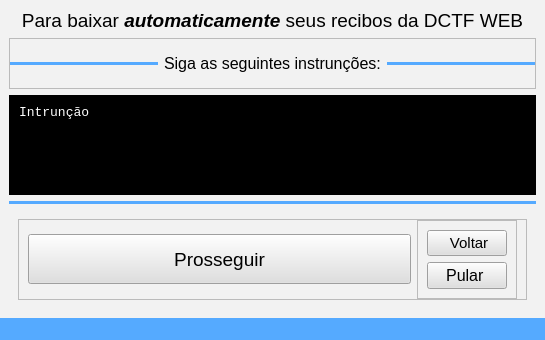
Sl3nc/Downloader_DCTF, file src/ui/window_downloader-dctf.ui: the form before one commit.
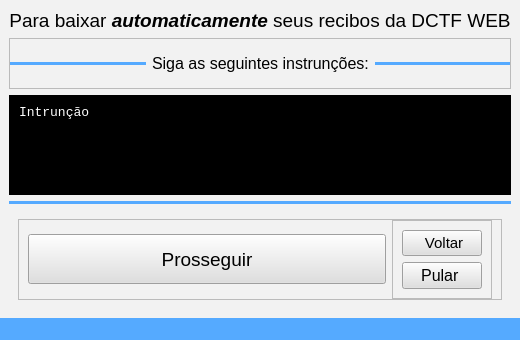
The form after the commit. Icons and pictures are not drawn.

Commit message: init auto GUI

What changed in the file:
```diff
--- a/src/ui/window_downloader-dctf.ui
+++ b/src/ui/window_downloader-dctf.ui
@@ -6,10 +6,16 @@
    <rect>
     <x>0</x>
     <y>0</y>
-    <width>545</width>
+    <width>500</width>
     <height>340</height>
    </rect>
   </property>
+  <property name="maximumSize">
+   <size>
+    <width>500</width>
+    <height>340</height>
+   </size>
+  </property>
   <property name="windowTitle">
    <string>Downloader DCTF WEB</string>
   </property>
```
Left out of the diff: 2 changed lines with no effect on the pictures. The commit also changes 3 other files.
